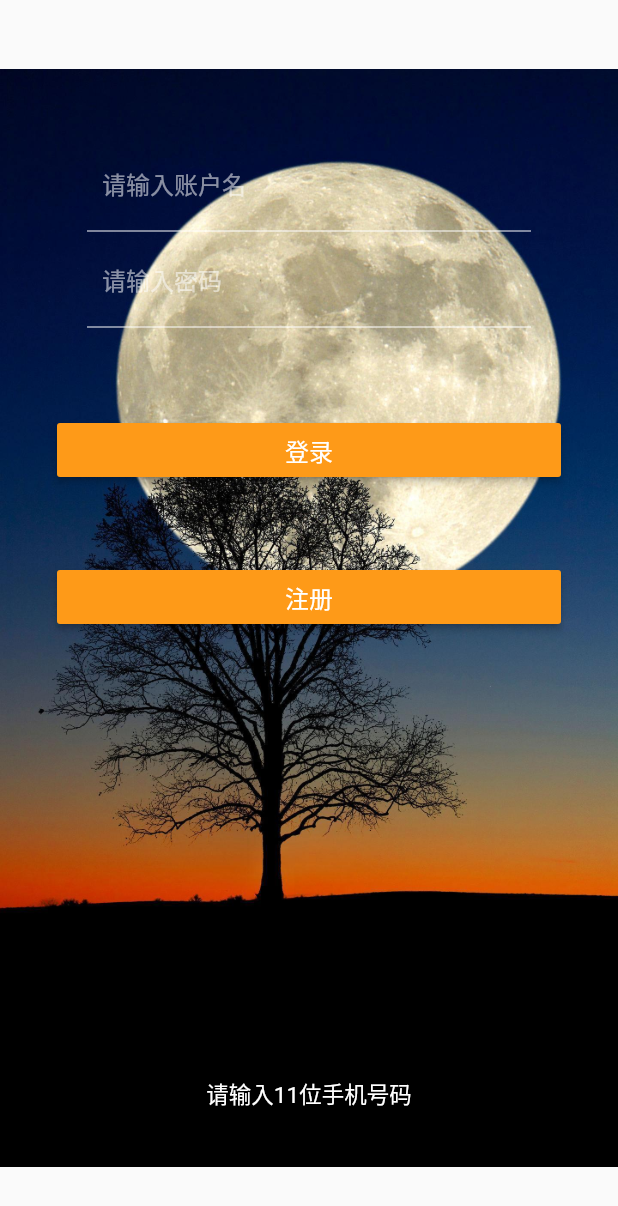
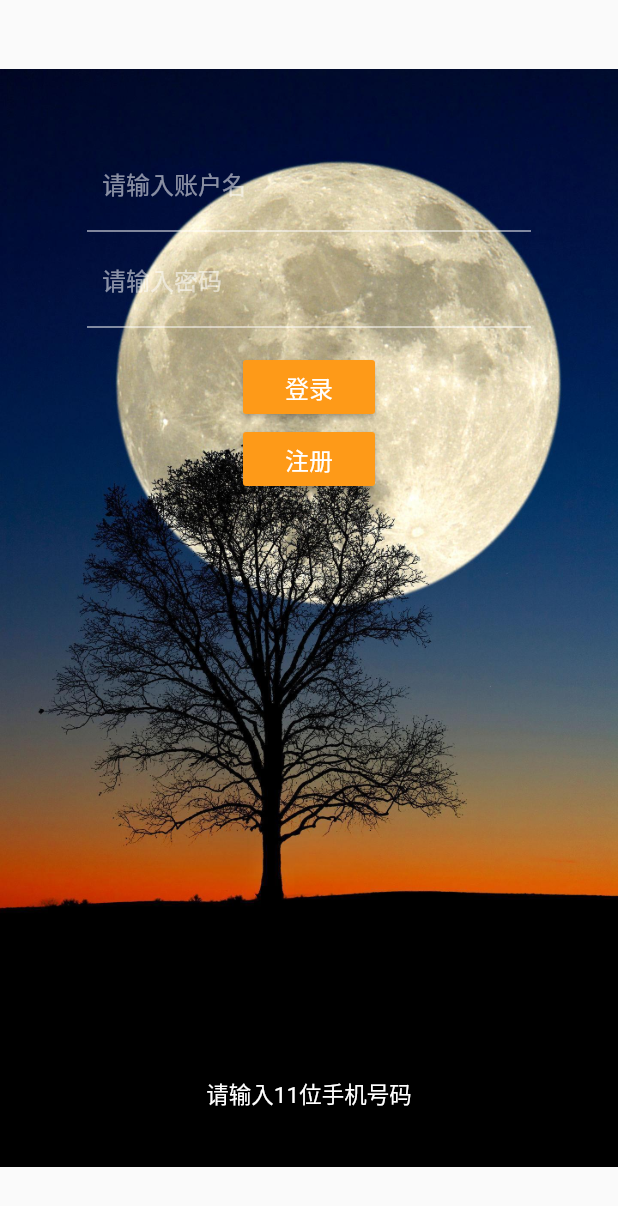
Before and after one commit to krilie/lico_app, a Flutter app: the screen it shows after launch, after a tap on "登录", on a phone screen of 412 x 824 dp. Shown: the top 1206 px of the screen. Run offline on Flutter 3.47's test engine with Material 2 defaults, Android fonts, the phone set to English and light mode, and no system bars; drawn by our look-alikes of oktoast; our stand-ins replace dio, shared_preferences; generated files the repository leaves out were written again; network calls fail.

Commit message:
注册页面

```diff
--- a/lib/splash_page/splash.dart
+++ b/lib/splash_page/splash.dart
@@ -29,7 +29,7 @@ class _SplashPage extends State<SplashPage> {
   void initState() {
     super.initState();
     //设置倒计时三秒后执行跳转方法
-    var duration = new Duration(seconds: 3);
+    var duration = new Duration(seconds: 1);
     new Future.delayed(duration, () {
       //如果页面还未跳转过则跳转页面
       if (!isStartHomePage) {
--- a/lib/user/user_login.dart
+++ b/lib/user/user_login.dart
@@ -14,14 +14,14 @@ class LoginScreen extends StatelessWidget {
   Widget build(BuildContext context) {
     return new MaterialApp(
       title: '登录',
-      home: new _LoginScreen(),
+      home: _LoginScreen(),
     );
   }
 }
 
 class _LoginScreen extends StatefulWidget {
   @override
-  _LoginScreenState createState() => new _LoginScreenState();
+  _LoginScreenState createState() => _LoginScreenState();
 }
 
 class _LoginScreenState extends State<_LoginScreen> {
@@ -40,11 +40,11 @@ class _LoginScreenState extends State<_LoginScreen> {
   // 显示加载进度条
   showLoadingDialog() {
     setState(() {
-      loadingDialog = new Container(
+      loadingDialog = Container(
           constraints: BoxConstraints.expand(),
           color: Color(0x80000000),
-          child: new Center(
-            child: new CircularProgressIndicator(),
+          child: Center(
+            child: CircularProgressIndicator(),
           ));
     });
   }
@@ -52,7 +52,7 @@ class _LoginScreenState extends State<_LoginScreen> {
   // 隐藏加载进度条
   hideLoadingDialog() {
     setState(() {
-      loadingDialog = new Container();
+      loadingDialog = Container();
     });
   }
 
@@ -71,7 +71,7 @@ class _LoginScreenState extends State<_LoginScreen> {
         KvStorage.setUserInfo(null, null, ret.token);
         //跳转主页 且销毁当前页面
         Navigator.of(context).pushAndRemoveUntil(
-            new MaterialPageRoute(builder: (context) => new HomePage()),
+            MaterialPageRoute(builder: (context) => new HomePage()),
             (Route<dynamic> rout) => false);
       } catch (e) {
         // The request was made and the server responded with a status code
@@ -94,34 +94,34 @@ class _LoginScreenState extends State<_LoginScreen> {
   @override
   Widget build(BuildContext context) {
     return Scaffold(
-      body: new Stack(
-        alignment: const Alignment(0.0, -1.0),
+      body: Stack(
+        alignment: Alignment(0.0, -1.0),
         children: [
           // 背景图
-          new ConstrainedBox(
+          ConstrainedBox(
             constraints: BoxConstraints.expand(),
             child: new Image.asset(
               "images/flower2.jpg",
               fit: BoxFit.fitWidth,
             ),
           ),
-          new Padding(
-            padding: new EdgeInsets.fromLTRB(38.0, 60.0, 38.0, 0.0),
+          Padding(
+            padding: EdgeInsets.fromLTRB(38.0, 60.0, 38.0, 0.0),
             // 滚动布局，输入法键盘打开时输入框可以上移
             child: SingleChildScrollView(
-                child: new Column(
+                child: Column(
               children: <Widget>[
                 // 输入框卡片
-                new Padding(
-                  padding: new EdgeInsets.fromLTRB(0.0, 28.0, 0.0, 0.0),
-                  child: new Stack(
-                    alignment: const Alignment(0.0, -1.0),
+                Padding(
+                  padding: EdgeInsets.fromLTRB(0.0, 28.0, 0.0, 0.0),
+                  child: Stack(
+                    alignment: Alignment(0.0, -1.0),
                     children: <Widget>[
-                      new Padding(
-                        padding: new EdgeInsets.fromLTRB(20.0, 10.0, 20.0, 0.0),
-                        child: new Column(
+                      Padding(
+                        padding: EdgeInsets.fromLTRB(20.0, 10.0, 20.0, 0.0),
+                        child: Column(
                           children: <Widget>[
-                            new TextField(
+                            TextField(
                               // 控制器用于获取输入的内容
                               controller: phoneController,
                               // 键盘格式
@@ -148,10 +148,10 @@ class _LoginScreenState extends State<_LoginScreen> {
                                       new TextStyle(color: Colors.white54)),
                               autofocus: false, // 是否自动获取焦点
                             ),
-                            new Divider(
+                            Divider(
                               color: Colors.white,
                             ),
-                            new TextField(
+                            TextField(
                               controller: passController,
                               keyboardType: TextInputType.text,
                               cursorColor: Colors.white,
@@ -170,7 +170,7 @@ class _LoginScreenState extends State<_LoginScreen> {
                                       new TextStyle(color: Colors.white54)),
                               autofocus: false,
                             ),
-                            new Divider(
+                            Divider(
                               color: Colors.white,
                             ),
                           ],
@@ -179,46 +179,34 @@ class _LoginScreenState extends State<_LoginScreen> {
                     ],
                   ),
                 ), // 登录按钮
-                new Padding(
-                  padding: new EdgeInsets.fromLTRB(0.0, 50.0, 0.0, 0.0),
-                  child: Row(
+                Padding(
+                  padding: EdgeInsets.all(8),
+                  child: Column(
                     children: <Widget>[
-                      new Expanded(
-                          child: new RaisedButton(
+                      RaisedButton(
                         onPressed: () {
                           login();
                         },
-                        color: new Color(0xffFE9A18),
-                        child: new Text(
+                        color: Color(0xffFE9A18),
+                        child: Text(
                           "登录",
-                          style: new TextStyle(
-                              color: Colors.white, fontSize: 16.0),
+                          style: TextStyle(color: Colors.white, fontSize: 16.0),
                         ),
-                      )),
-                    ],
-                  ),
-                ),
-
-                new Padding(
-                  padding: new EdgeInsets.fromLTRB(0.0, 50.0, 0.0, 0.0),
-                  child: Row(
-                    children: <Widget>[
-                      new Expanded(
-                          child: new RaisedButton(
+                      ),
+                      RaisedButton(
                         onPressed: () {
                           // 调到注册界面
                           Navigator.of(context)
-                              .push(new MaterialPageRoute(builder: (context) {
+                              .push(MaterialPageRoute(builder: (context) {
                             return UserRegisterScreen();
                           }));
                         },
-                        color: new Color(0xffFE9A18),
-                        child: new Text(
+                        color: Color(0xffFE9A18),
+                        child: Text(
                           "注册",
-                          style: new TextStyle(
-                              color: Colors.white, fontSize: 16.0),
+                          style: TextStyle(color: Colors.white, fontSize: 16.0),
                         ),
-                      )),
+                      ),
                     ],
                   ),
                 ),
```
